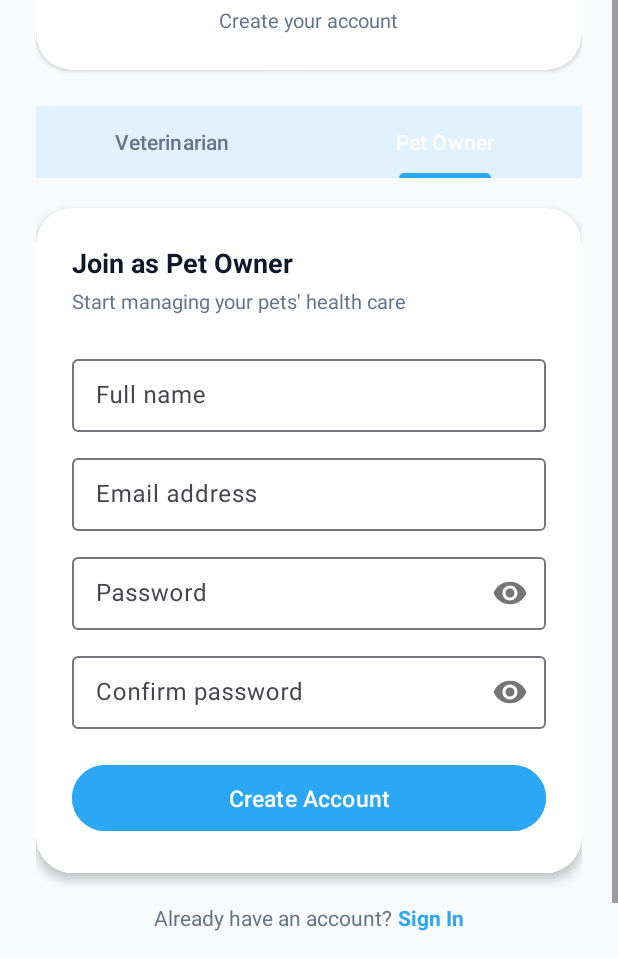
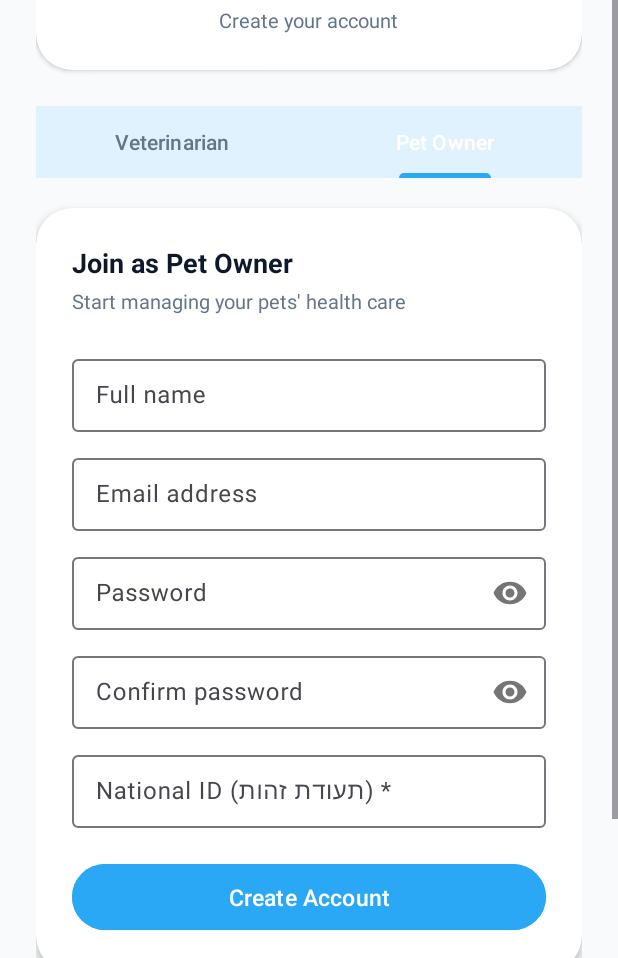
Before and after one commit to VET4PET-MI/vet4pet, an Android app built with Jetpack Compose: the RegisterFragment screen opened through its navigation route, on a phone screen of 412 x 824 dp, the part 278-1236 px from its top. Run offline under Robolectric (Android 15) with nearby library versions, the phone set to English and light mode, and no system bars; our stand-ins replace navigation-ui; pictures from the network do not load.

Commit message:
feat(android): require National ID for owner registration
Owners cannot register without a valid Israeli national ID — matches
the web app behaviour and ensures vets can search patients by ID.

Changes:
- IsraeliIdValidator.kt — Luhn-like weighted-checksum algorithm
  identical to backend/utils/israeliId.js
- RegisterRequest — added nationalId: String? = null
- AuthViewModel.register() — accepts nationalId param; validates for
  owners before sending (blocks with error if blank or checksum fails)
- fragment_register.xml — added nationalId TextInputLayout (shown for
  owners, hidden for vets); confirm-password imeOptions changed to
  actionNext so keyboard flows into the ID field
- RegisterFragment — show/hide field on tab switch; inline error on the
  field itself (not just the generic error banner); IME Done on ID field
  submits the form
- strings.xml + values-iw — labels and error messages in EN and HE

Co-Authored-By: Claude Sonnet 4.6 <noreply@anthropic.com>

```diff
--- a/android-app/app/src/main/java/com/vet4pet/app/data/models/AuthModels.kt
+++ b/android-app/app/src/main/java/com/vet4pet/app/data/models/AuthModels.kt
@@ -9,7 +9,8 @@ data class RegisterRequest(
     val name: String,
     val email: String,
     val password: String,
-    val role: String
+    val role: String,
+    val nationalId: String? = null
 )
 
 data class UserResponse(
--- a/android-app/app/src/main/res/layout/fragment_register.xml
+++ b/android-app/app/src/main/res/layout/fragment_register.xml
@@ -165,6 +165,24 @@
                         android:layout_width="match_parent"
                         android:layout_height="wrap_content"
                         android:inputType="textPassword"
+                        android:imeOptions="actionNext" />
+                </com.google.android.material.textfield.TextInputLayout>
+
+                <!-- National ID (owner only) -->
+                <com.google.android.material.textfield.TextInputLayout
+                    android:id="@+id/layout_national_id_register"
+                    android:layout_width="match_parent"
+                    android:layout_height="wrap_content"
+                    android:layout_marginTop="12dp"
+                    android:hint="@string/auth_national_id_label"
+                    style="@style/Widget.Material3.TextInputLayout.OutlinedBox.Dense">
+
+                    <com.google.android.material.textfield.TextInputEditText
+                        android:id="@+id/et_national_id_register"
+                        android:layout_width="match_parent"
+                        android:layout_height="wrap_content"
+                        android:inputType="number"
+                        android:maxLength="9"
                         android:imeOptions="actionDone" />
                 </com.google.android.material.textfield.TextInputLayout>
 
--- a/android-app/app/src/main/res/values/strings.xml
+++ b/android-app/app/src/main/res/values/strings.xml
@@ -146,6 +146,9 @@
     <string name="auth_have_account">Already have an account?</string>
     <string name="auth_tab_vet">Veterinarian</string>
     <string name="auth_tab_owner">Pet Owner</string>
+    <string name="auth_national_id_label">National ID (תעודת זהות) *</string>
+    <string name="auth_national_id_required">National ID is required for pet owners</string>
+    <string name="auth_national_id_invalid">Please enter a valid 9-digit Israeli ID number</string>
 
     <!-- Navigation -->
     <string name="nav_messages">Messages</string>
```
Also changed, not shown: android-app/app/src/main/java/com/vet4pet/app/ui/fragments/RegisterFragment.kt (+34 -5 lines), android-app/app/src/main/java/com/vet4pet/app/ui/viewmodels/AuthViewModel.kt (+18 -2 lines), android-app/app/src/main/java/com/vet4pet/app/util/IsraeliIdValidator.kt (added, +17 -0 lines), 1 other file.
